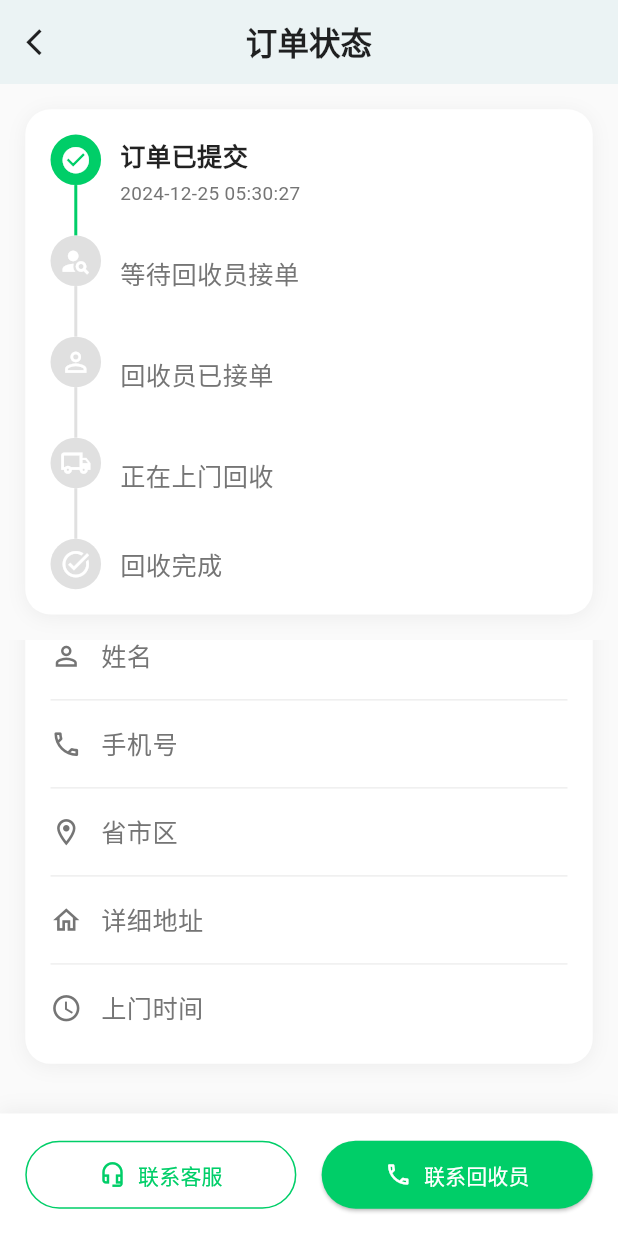
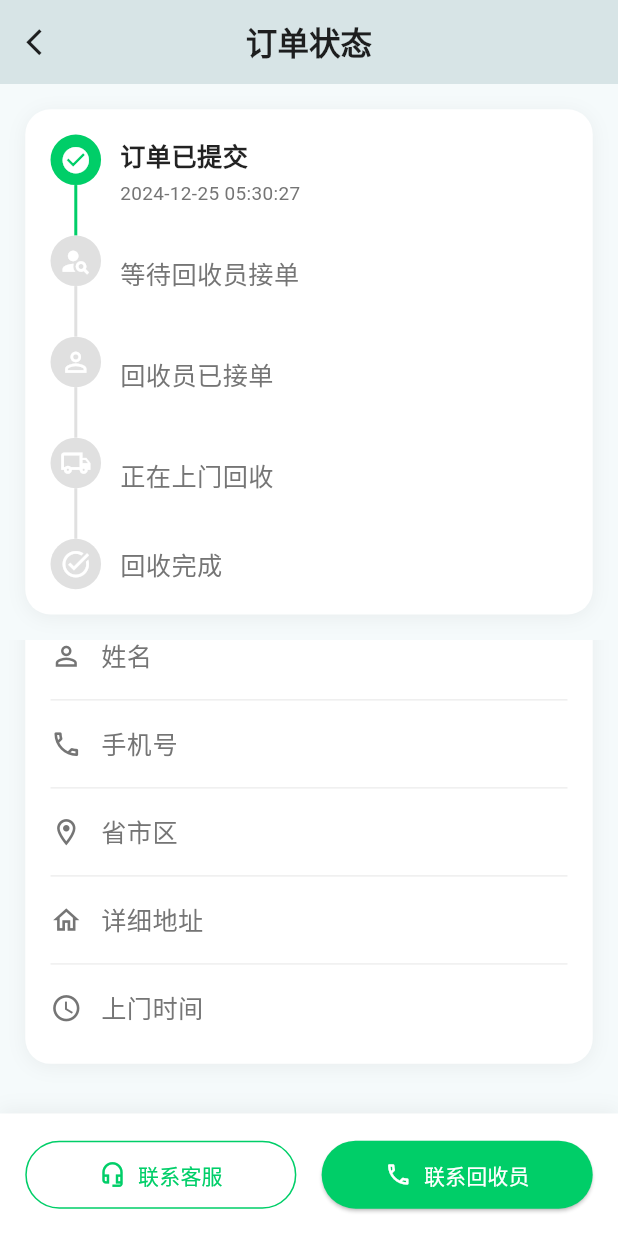
Before and after one commit to Bryan2333/rubbish_detecion, a Flutter app: the OrderStatusPage screen opened directly with empty values, scrolled down 334 dp, on a phone screen of 412 x 824 dp. Run offline on Flutter 3.47's test engine with Material 3 defaults, Android fonts, the phone set to English and light mode, and no system bars; drawn by our look-alikes of oktoast; our stand-ins replace dio, flutter_screenutil, flutter_swiper_view, image_cropper, image_picker; missing offline and left inert: flutter_inappwebview, record, tflite_flutter; network calls fail; statements that could not run were skipped; project files that could hold a hidden picture were left out.

Commit message:
Padding改为Container

```diff
--- a/lib/pages/auth_page/forgot_password_page.dart
+++ b/lib/pages/auth_page/forgot_password_page.dart
@@ -57,7 +57,7 @@ class _ForgotPasswordPageState extends State<ForgotPasswordPage> {
       backgroundColor: Colors.white,
       body: SafeArea(
         child: SingleChildScrollView(
-          child: Padding(
+          child: Container(
             padding: EdgeInsets.symmetric(horizontal: 24.w),
             child: Form(
               key: _formKey,
--- a/lib/pages/personal_page/personal_page.dart
+++ b/lib/pages/personal_page/personal_page.dart
@@ -293,7 +293,7 @@ class _PersonalPageState extends State<PersonalPage> {
         GestureDetector(
           onTap: onTap,
           behavior: HitTestBehavior.opaque, // 确保整个区域可点击
-          child: Padding(
+          child: Container(
             padding: EdgeInsets.symmetric(horizontal: 20.w, vertical: 16.h),
             child: Row(
               children: [
--- a/lib/pages/quiz_page/quiz_page.dart
+++ b/lib/pages/quiz_page/quiz_page.dart
@@ -128,7 +128,7 @@ class _QuizPageState extends State<QuizPage>
         child: Column(
           children: [
             // 顶部信息区域
-            Padding(
+            Container(
               padding: EdgeInsets.symmetric(horizontal: 24.w, vertical: 16.h),
               child: Row(
                 children: [
@@ -334,7 +334,7 @@ class _QuizPageState extends State<QuizPage>
                   }
                 : null,
             borderRadius: BorderRadius.circular(16.r),
-            child: Padding(
+            child: Container(
               padding: EdgeInsets.all(16.r),
               child: Row(
                 children: [
--- a/lib/pages/recycle_page/order_form_page.dart
+++ b/lib/pages/recycle_page/order_form_page.dart
@@ -153,7 +153,7 @@ class _OrderFormPageState extends State<OrderFormPage> {
                 mainAxisSize: MainAxisSize.min,
                 children: [
                   // 总价和预约按钮
-                  Padding(
+                  Container(
                     padding: EdgeInsets.all(16.r),
                     child: Row(
                       children: [
--- a/lib/pages/recycle_page/order_status_page.dart
+++ b/lib/pages/recycle_page/order_status_page.dart
@@ -56,10 +56,8 @@ class _OrderStatusPageState extends State<OrderStatusPage> {
   @override
   Widget build(BuildContext context) {
     return Scaffold(
-      backgroundColor: Colors.grey[50],
       appBar: AppBar(
         elevation: 0,
-        backgroundColor: Colors.white,
         title: Text(
           "订单状态",
           style: TextStyle(
@@ -267,7 +265,7 @@ class _OrderStatusPageState extends State<OrderStatusPage> {
   }
 
   Widget _buildInfoRow(String label, String value) {
-    return Padding(
+    return Container(
       padding: EdgeInsets.only(bottom: 8.h),
       child: Row(
         children: [
```
